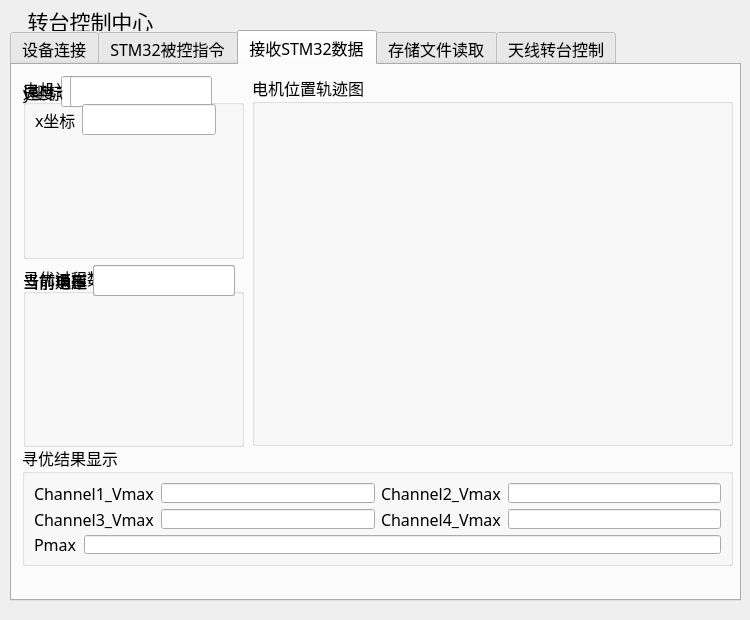
Qt form qt_turntable/PowerOptimizer/mainwindow.ui (Davin-Liang/MW-Charging-Aux-Board) before a commit.
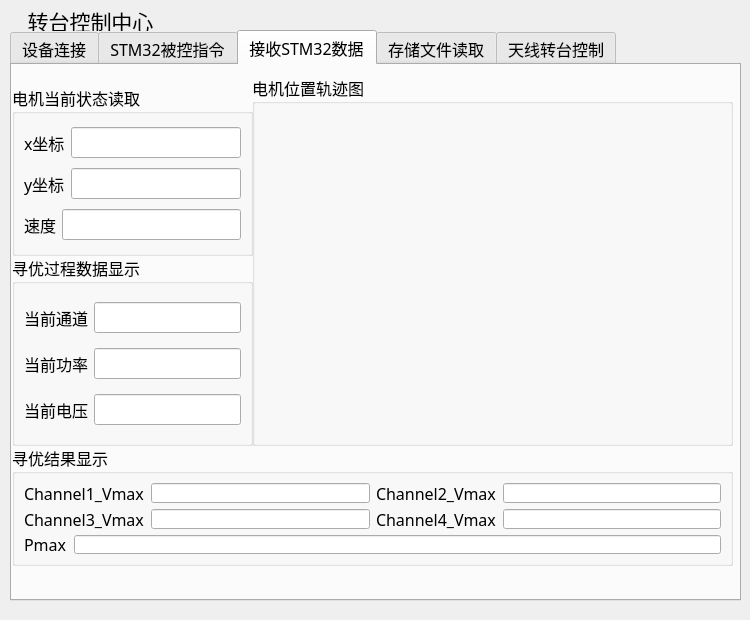
The same form after that commit. The open tabs and pages were chosen to show the change. Icons and pictures are not drawn.

```diff
--- a/qt_turntable/PowerOptimizer/mainwindow.ui
+++ b/qt_turntable/PowerOptimizer/mainwindow.ui
@@ -567,18 +567,23 @@
       <property name="title">
        <string>电机位置轨迹图</string>
       </property>
-      <layout class="QVBoxLayout" name="verticalLayout_9">
-       <item>
-        <widget class="QWidget" name="widget_chart" native="true"/>
-       </item>
-      </layout>
+      <widget class="QWidget" name="widget_chart" native="true">
+       <property name="geometry">
+        <rect>
+         <x>10</x>
+         <y>26</y>
+         <width>461</width>
+         <height>335</height>
+        </rect>
+       </property>
+      </widget>
      </widget>
      <widget class="QGroupBox" name="groupBox_6">
       <property name="geometry">
        <rect>
-        <x>10</x>
+        <x>0</x>
         <y>380</y>
-        <width>711</width>
+        <width>721</width>
         <height>121</height>
        </rect>
       </property>
@@ -686,100 +691,15 @@
        </item>
       </layout>
      </widget>
-     <widget class="QWidget" name="">
-      <property name="geometry">
-       <rect>
-        <x>11</x>
-        <y>11</y>
-        <width>221</width>
-        <height>371</height>
-       </rect>
-      </property>
-      <layout class="QVBoxLayout" name="verticalLayout">
-       <item>
-        <widget class="QGroupBox" name="groupBox_5">
-         <property name="font">
-          <font>
-           <family>宋体</family>
-           <pointsize>12</pointsize>
-          </font>
-         </property>
-         <property name="title">
-          <string>电机当前状态读取</string>
-         </property>
-         <widget class="QWidget" name="">
-          <layout class="QHBoxLayout" name="horizontalLayout_19">
-           <item>
-            <widget class="QLabel" name="label_17">
-             <property name="font">
-              <font>
-               <family>宋体</family>
-               <pointsize>12</pointsize>
-               <bold>false</bold>
-              </font>
-             </property>
-             <property name="text">
-              <string>速度</string>
-             </property>
-            </widget>
-           </item>
-           <item>
-            <widget class="QLineEdit" name="lineEdit_read_motor_speed"/>
-           </item>
-          </layout>
-         </widget>
-         <widget class="QWidget" name="">
-          <layout class="QHBoxLayout" name="horizontalLayout_13">
-           <item>
-            <widget class="QLabel" name="label_12">
-             <property name="font">
-              <font>
-               <family>宋体</family>
-               <pointsize>12</pointsize>
-              </font>
-             </property>
-             <property name="text">
-              <string>y坐标</string>
-             </property>
-            </widget>
-           </item>
-           <item>
-            <widget class="QLineEdit" name="lineEdit_read_motor_y"/>
-           </item>
-          </layout>
-         </widget>
-         <widget class="QWidget" name="">
-          <property name="geometry">
-           <rect>
-            <x>12</x>
-            <y>28</y>
-            <width>181</width>
-            <height>31</height>
-           </rect>
-          </property>
-          <layout class="QHBoxLayout" name="horizontalLayout_12">
-           <item>
-            <widget class="QLabel" name="label_6">
-             <property name="font">
-              <font>
-               <family>宋体</family>
-               <pointsize>12</pointsize>
-              </font>
-             </property>
-             <property name="text">
-              <string>x坐标</string>
-             </property>
-            </widget>
-           </item>
-           <item>
-            <widget class="QLineEdit" name="lineEdit_read_motor_x"/>
-           </item>
-          </layout>
-         </widget>
-        </widget>
-       </item>
-       <item>
         <widget class="QGroupBox" name="groupBox_7">
+      <property name="geometry">
+       <rect>
+        <x>0</x>
+        <y>190</y>
+        <width>241</width>
+        <height>191</height>
+       </rect>
+      </property>
          <property name="font">
           <font>
            <family>宋体</family>
@@ -789,7 +709,28 @@
          <property name="title">
           <string>寻优过程数据显示</string>
          </property>
-         <widget class="QWidget" name="">
+      <layout class="QVBoxLayout" name="verticalLayout_9">
+       <item>
+        <layout class="QHBoxLayout" name="horizontalLayout_2">
+         <item>
+          <widget class="QLabel" name="label_18">
+           <property name="font">
+            <font>
+             <family>宋体</family>
+             <pointsize>12</pointsize>
+            </font>
+           </property>
+           <property name="text">
+            <string>当前通道</string>
+           </property>
+          </widget>
+         </item>
+         <item>
+          <widget class="QLineEdit" name="lineEdit_read_currentchannel"/>
+         </item>
+        </layout>
+       </item>
+       <item>
           <layout class="QHBoxLayout" name="horizontalLayout_14">
            <item>
             <widget class="QLabel" name="label_20">
@@ -808,8 +749,8 @@
             <widget class="QLineEdit" name="lineEdit_read_currentpower"/>
            </item>
           </layout>
-         </widget>
-         <widget class="QWidget" name="">
+       </item>
+       <item>
           <layout class="QHBoxLayout" name="horizontalLayout_3">
            <item>
             <widget class="QLabel" name="label_19">
@@ -828,11 +769,32 @@
             <widget class="QLineEdit" name="lineEdit_read_currentvoltage"/>
            </item>
           </layout>
-         </widget>
-         <widget class="QWidget" name="">
-          <layout class="QHBoxLayout" name="horizontalLayout_2">
+       </item>
+      </layout>
+     </widget>
+     <widget class="QGroupBox" name="groupBox_5">
+      <property name="geometry">
+       <rect>
+        <x>0</x>
+        <y>20</y>
+        <width>241</width>
+        <height>171</height>
+       </rect>
+      </property>
+      <property name="font">
+       <font>
+        <family>宋体</family>
+        <pointsize>12</pointsize>
+       </font>
+      </property>
+      <property name="title">
+       <string>电机当前状态读取</string>
+      </property>
+      <layout class="QVBoxLayout" name="verticalLayout">
            <item>
-            <widget class="QLabel" name="label_18">
+        <layout class="QHBoxLayout" name="horizontalLayout_12">
+         <item>
+          <widget class="QLabel" name="label_6">
              <property name="font">
               <font>
                <family>宋体</family>
@@ -840,16 +802,55 @@
               </font>
              </property>
              <property name="text">
-              <string>当前通道</string>
+            <string>x坐标</string>
              </property>
             </widget>
            </item>
            <item>
-            <widget class="QLineEdit" name="lineEdit_read_currentchannel"/>
-           </item>
-          </layout>
-         </widget>
-        </widget>
+          <widget class="QLineEdit" name="lineEdit_read_motor_x"/>
+         </item>
+        </layout>
+       </item>
+       <item>
+        <layout class="QHBoxLayout" name="horizontalLayout_13">
+         <item>
+          <widget class="QLabel" name="label_12">
+           <property name="font">
+            <font>
+             <family>宋体</family>
+             <pointsize>12</pointsize>
+            </font>
+           </property>
+           <property name="text">
+            <string>y坐标</string>
+           </property>
+          </widget>
+         </item>
+         <item>
+          <widget class="QLineEdit" name="lineEdit_read_motor_y"/>
+         </item>
+        </layout>
+       </item>
+       <item>
+        <layout class="QHBoxLayout" name="horizontalLayout_19">
+         <item>
+          <widget class="QLabel" name="label_17">
+           <property name="font">
+            <font>
+             <family>宋体</family>
+             <pointsize>12</pointsize>
+             <bold>false</bold>
+            </font>
+           </property>
+           <property name="text">
+            <string>速度</string>
+           </property>
+          </widget>
+         </item>
+         <item>
+          <widget class="QLineEdit" name="lineEdit_read_motor_speed"/>
+         </item>
+        </layout>
        </item>
       </layout>
      </widget>
```
Left out of the diff: 10 changed lines with no effect on the pictures. Lines whose indentation alone changed are shown as unchanged.
